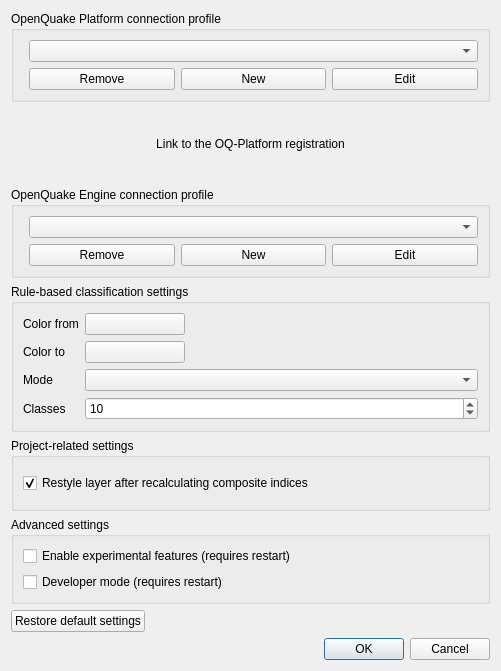
First picture: the form in svir/ui/ui_settings.ui, repository gem/oq-irmt-qgis, before the edit.
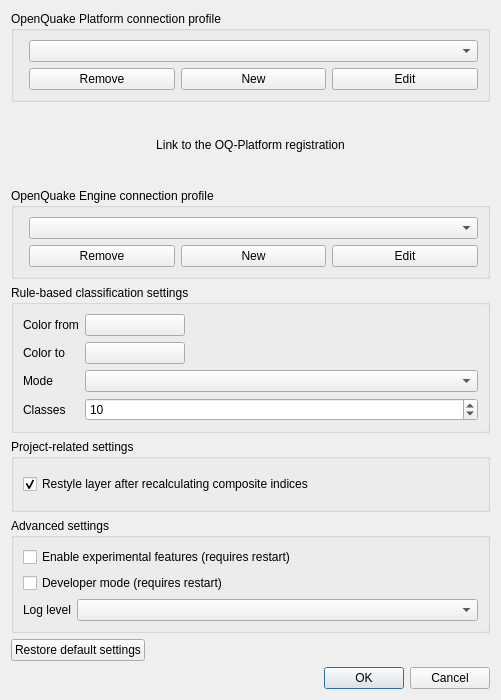
Second picture: the form after the edit.

Commit message: Add log level setting

Diff of the .ui file:
```diff
--- a/svir/ui/ui_settings.ui
+++ b/svir/ui/ui_settings.ui
@@ -7,7 +7,7 @@
     <x>0</x>
     <y>0</y>
     <width>501</width>
-    <height>671</height>
+    <height>700</height>
    </rect>
   </property>
   <property name="windowTitle">
@@ -261,6 +261,23 @@
         </property>
        </widget>
       </item>
+      <item>
+       <layout class="QFormLayout" name="formLayout_2">
+        <property name="topMargin">
+         <number>0</number>
+        </property>
+        <item row="0" column="0">
+         <widget class="QLabel" name="log_level_lbl">
+          <property name="text">
+           <string>Log level</string>
+          </property>
+         </widget>
+        </item>
+        <item row="0" column="1">
+         <widget class="QComboBox" name="log_level_cbx"/>
+        </item>
+       </layout>
+      </item>
      </layout>
     </widget>
    </item>
```
The commit also changes 3 other files.
